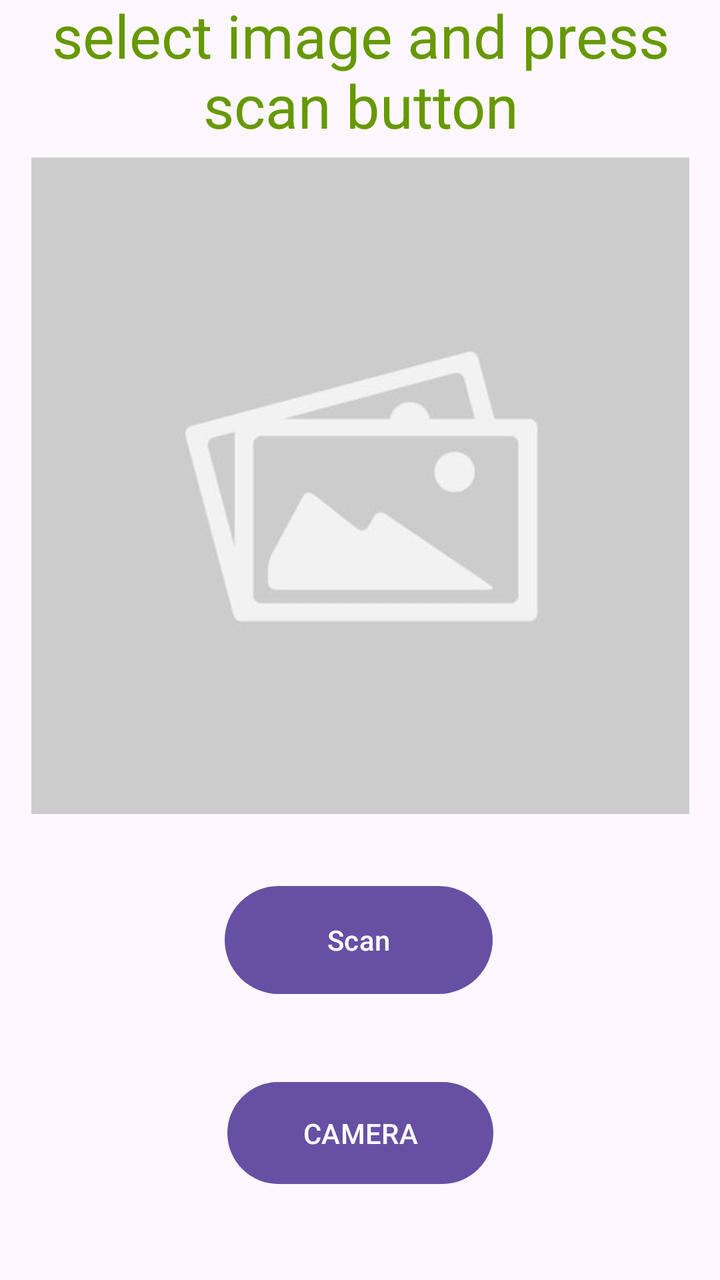
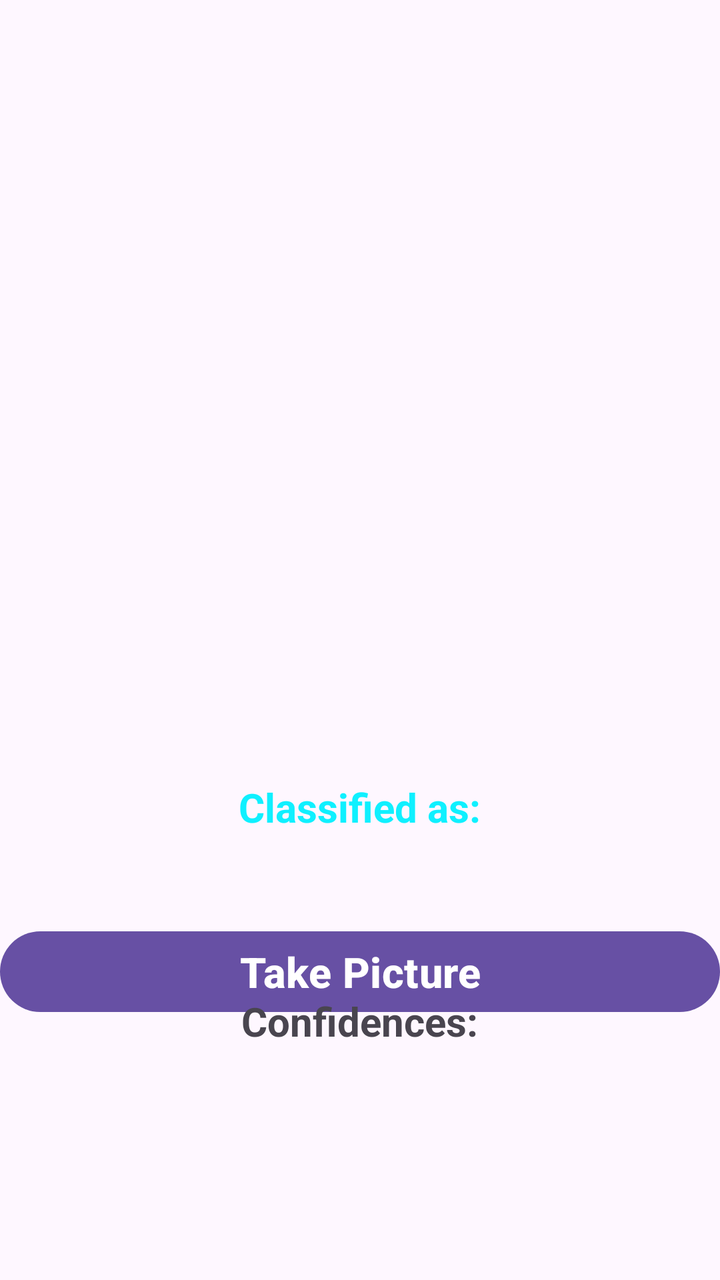

Compare the two renders of this Android layout. The source of the first and the diff that turns it into the second are given below.
<!-- AndroidManifest.xml: application theme Theme.ARTour -->
<!-- res/layout/fragment_a_r.xml -->
<?xml version="1.0" encoding="utf-8"?>
<androidx.constraintlayout.widget.ConstraintLayout xmlns:android="http://schemas.android.com/apk/res/android"
    xmlns:app="http://schemas.android.com/apk/res-auto"
    xmlns:tools="http://schemas.android.com/tools"
    android:layout_width="match_parent"
    android:layout_height="match_parent"
    tools:context=".ARFragment">
    
    
    <androidx.constraintlayout.widget.Guideline
        android:id="@+id/constraint_guideline_vertical_leading"
        android:layout_width="wrap_content"
        android:layout_height="wrap_content"
        android:orientation="vertical"
        app:layout_constraintGuide_percent="0.05" />

    <androidx.constraintlayout.widget.Guideline
        android:id="@+id/constraint_guideline_vertical_center"
        android:layout_width="wrap_content"
        android:layout_height="wrap_content"
        android:orientation="vertical"
        app:layout_constraintGuide_percent="0.50" />


    <androidx.constraintlayout.widget.Guideline
        android:id="@+id/constraint_guideline_vertical_trailing"
        android:layout_width="wrap_content"
        android:layout_height="wrap_content"
        android:orientation="vertical"
        app:layout_constraintGuide_percent="0.95" />
    
    
    <androidx.constraintlayout.widget.Guideline
        android:id="@+id/constraint_guideline_horizontal_top"
        android:layout_width="wrap_content"
        android:layout_height="wrap_content"
        android:orientation="horizontal"
        app:layout_constraintGuide_percent="0.05" />

    <androidx.constraintlayout.widget.Guideline
        android:id="@+id/constraint_guideline_horizontal_center"
        android:layout_width="wrap_content"
        android:layout_height="wrap_content"
        android:orientation="horizontal"
        app:layout_constraintGuide_percent="0.50" />

    <androidx.constraintlayout.widget.Guideline
        android:id="@+id/constraint_guideline_horizontal_bottom"
        android:layout_width="wrap_content"
        android:layout_height="wrap_content"
        android:orientation="horizontal"
        app:layout_constraintGuide_percent="0.95" />

    <ImageView
        android:id="@+id/resultImage"
        android:layout_width="329dp"
        android:layout_height="329dp"
        android:layout_marginBottom="32dp"
        app:layout_constraintBottom_toTopOf="@+id/scanButton"
        app:layout_constraintEnd_toEndOf="parent"
        app:layout_constraintStart_toStartOf="parent"
        app:srcCompat="@drawable/default_image" />

    <TextView
        android:id="@+id/textViewPrediction"
        android:layout_width="367dp"
        android:layout_height="83dp"
        android:text="select image and press scan button"
        android:textAlignment="center"
        android:textColor="@android:color/holo_green_dark"
        android:textSize="30sp"
        app:layout_constraintBottom_toTopOf="@+id/resultImage"
        app:layout_constraintEnd_toEndOf="parent"
        app:layout_constraintStart_toStartOf="parent"
        app:layout_constraintTop_toTopOf="parent"
        app:layout_constraintVertical_bias="0.658" />

    <Button
        android:id="@+id/scanButton"
        android:layout_width="134dp"
        android:layout_height="62dp"
        android:layout_marginBottom="36dp"
        android:text="Scan"
        app:layout_constraintBottom_toTopOf="@+id/captureButton"
        app:layout_constraintEnd_toStartOf="@+id/constraint_guideline_vertical_trailing"
        app:layout_constraintHorizontal_bias="0.54"
        app:layout_constraintStart_toStartOf="parent" />

    <Button
        android:id="@+id/captureButton"
        android:layout_width="133dp"
        android:layout_height="59dp"
        android:layout_marginBottom="44dp"
        android:text="CAMERA"
        app:layout_constraintBottom_toBottomOf="parent"
        app:layout_constraintEnd_toEndOf="parent"
        app:layout_constraintStart_toStartOf="parent" />

</androidx.constraintlayout.widget.ConstraintLayout>
<!-- resources referenced by this layout -->
<resources>
  <!-- drawable default_image: jpg bitmap (drawable, 7568 bytes) -->
  <style name="Theme.ARTour" parent="Base.Theme.ARTour">
          
          <item name="android:windowLayoutInDisplayCutoutMode">shortEdges</item>
          <item name="android:navigationBarColor">@android:color/transparent</item>
          <item name="android:statusBarColor">@android:color/transparent</item>
          <item name="android:windowLightStatusBar">true</item>
      </style>
  <style name="Base.Theme.ARTour" parent="Theme.Material3.DayNight.NoActionBar">
          
          
  
          
          <item name="android:statusBarColor">@android:color/transparent</item>
          <item name="android:navigationBarColor">@android:color/transparent</item>
          
          <item name="android:windowLightStatusBar">true</item>
  
      </style>
</resources>

<!-- the commit's change to res/layout/fragment_a_r.xml (unified diff, before → after) -->
@@ -1,99 +1,71 @@
-<?xml version="1.0" encoding="utf-8"?>
-<androidx.constraintlayout.widget.ConstraintLayout xmlns:android="http://schemas.android.com/apk/res/android"
-    xmlns:app="http://schemas.android.com/apk/res-auto"
+<RelativeLayout xmlns:android="http://schemas.android.com/apk/res/android"
     xmlns:tools="http://schemas.android.com/tools"
     android:layout_width="match_parent"
     android:layout_height="match_parent"
+    android:background="@color/pozadina"
     tools:context=".ARFragment">
-    
-    
-    <androidx.constraintlayout.widget.Guideline
-        android:id="@+id/constraint_guideline_vertical_leading"
+
+    <Button
+        android:id="@+id/button"
+        android:layout_width="match_parent"
+        android:layout_height="wrap_content"
+        android:layout_alignParentBottom="true"
+        android:layout_centerInParent="true"
+        android:text="Take Picture"
+        android:textAllCaps="false"
+        android:textSize="21sp"
+        android:textStyle="bold"
+        android:layout_marginBottom="130dp"/>
+
+    <ImageView
+        android:layout_width="370sp"
+        android:layout_height="370sp"
+        android:layout_centerHorizontal="true"
+        android:id="@+id/imageView"
+        android:layout_marginTop="10sp" />
+
+    <TextView
         android:layout_width="wrap_content"
         android:layout_height="wrap_content"
-        android:orientation="vertical"
-        app:layout_constraintGuide_percent="0.05" />
+        android:layout_centerHorizontal="true"
+        android:text="Classified as:"
+        android:textColor="@color/aktivna"
+        android:textStyle="bold"
+        android:textSize="20sp"
+        android:id="@+id/classified"
+        android:layout_below="@+id/imageView"
+        android:layout_marginTop="10sp" />
 
-    <androidx.constraintlayout.widget.Guideline
-        android:id="@+id/constraint_guideline_vertical_center"
+    <TextView
+        android:layout_width="match_parent"
+        android:layout_height="50dp"
+        android:layout_centerHorizontal="true"
+        android:text=""
+        android:textColor="@color/aktivna"
+        android:textStyle="bold"
+        android:textSize="27sp"
+        android:id="@+id/result"
+        android:layout_below="@+id/classified" />
+
+    <TextView
         android:layout_width="wrap_content"
         android:layout_height="wrap_content"
-        android:orientation="vertical"
-        app:layout_constraintGuide_percent="0.50" />
+        android:id="@+id/confidencesText"
+        android:text="Confidences:"
+        android:textStyle="bold"
+        android:textSize="20sp"
+        android:layout_centerHorizontal="true"
+        android:layout_below="@+id/result"
+        android:layout_marginTop="30sp" />
 
-
-    <androidx.constraintlayout.widget.Guideline
-        android:id="@+id/constraint_guideline_vertical_trailing"
+    <TextView
         android:layout_width="wrap_content"
         android:layout_height="wrap_content"
-        android:orientation="vertical"
-        app:layout_constraintGuide_percent="0.95" />
-    
-    
-    <androidx.constraintlayout.widget.Guideline
-        android:id="@+id/constraint_guideline_horizontal_top"
-        android:layout_width="wrap_content"
-        android:layout_height="wrap_content"
-        android:orientation="horizontal"
-        app:layout_constraintGuide_percent="0.05" />
+        android:layout_centerHorizontal="true"
+        android:text=""
+        android:textColor="#000"
+        android:textSize="22sp"
+        android:id="@+id/confidence"
+        android:layout_below="@+id/confidencesText" />
 
-    <androidx.constraintlayout.widget.Guideline
-        android:id="@+id/constraint_guideline_horizontal_center"
-        android:layout_width="wrap_content"
-        android:layout_height="wrap_content"
-        android:orientation="horizontal"
-        app:layout_constraintGuide_percent="0.50" />
-
-    <androidx.constraintlayout.widget.Guideline
-        android:id="@+id/constraint_guideline_horizontal_bottom"
-        android:layout_width="wrap_content"
-        android:layout_height="wrap_content"
-        android:orientation="horizontal"
-        app:layout_constraintGuide_percent="0.95" />
-
-    <ImageView
-        android:id="@+id/resultImage"
-        android:layout_width="329dp"
-        android:layout_height="329dp"
-        android:layout_marginBottom="32dp"
-        app:layout_constraintBottom_toTopOf="@+id/scanButton"
-        app:layout_constraintEnd_toEndOf="parent"
-        app:layout_constraintStart_toStartOf="parent"
-        app:srcCompat="@drawable/default_image" />
-
-    <TextView
-        android:id="@+id/textViewPrediction"
-        android:layout_width="367dp"
-        android:layout_height="83dp"
-        android:text="select image and press scan button"
-        android:textAlignment="center"
-        android:textColor="@android:color/holo_green_dark"
-        android:textSize="30sp"
-        app:layout_constraintBottom_toTopOf="@+id/resultImage"
-        app:layout_constraintEnd_toEndOf="parent"
-        app:layout_constraintStart_toStartOf="parent"
-        app:layout_constraintTop_toTopOf="parent"
-        app:layout_constraintVertical_bias="0.658" />
-
-    <Button
-        android:id="@+id/scanButton"
-        android:layout_width="134dp"
-        android:layout_height="62dp"
-        android:layout_marginBottom="36dp"
-        android:text="Scan"
-        app:layout_constraintBottom_toTopOf="@+id/captureButton"
-        app:layout_constraintEnd_toStartOf="@+id/constraint_guideline_vertical_trailing"
-        app:layout_constraintHorizontal_bias="0.54"
-        app:layout_constraintStart_toStartOf="parent" />
-
-    <Button
-        android:id="@+id/captureButton"
-        android:layout_width="133dp"
-        android:layout_height="59dp"
-        android:layout_marginBottom="44dp"
-        android:text="CAMERA"
-        app:layout_constraintBottom_toBottomOf="parent"
-        app:layout_constraintEnd_toEndOf="parent"
-        app:layout_constraintStart_toStartOf="parent" />
-
-</androidx.constraintlayout.widget.ConstraintLayout>
+</RelativeLayout>
<!-- resource entries referenced after the edit -->
@@ -1,6 +1,6 @@
 <!-- resources referenced by this layout -->
 <resources>
-  <!-- drawable default_image: jpg bitmap (drawable, 7568 bytes) -->
+  <color name="aktivna">#0ff0ff</color>
   <style name="Theme.ARTour" parent="Base.Theme.ARTour">
           
           <item name="android:windowLayoutInDisplayCutoutMode">shortEdges</item>
